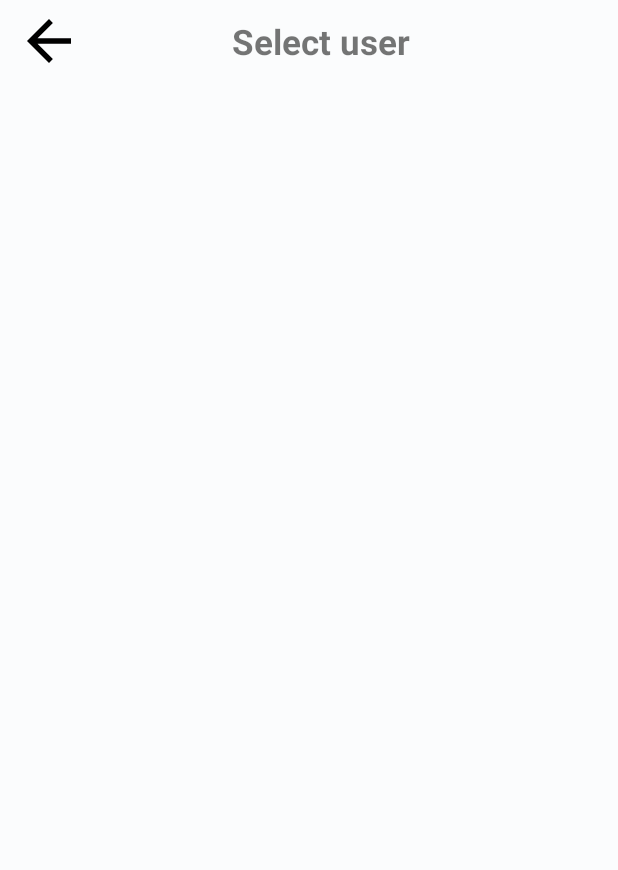
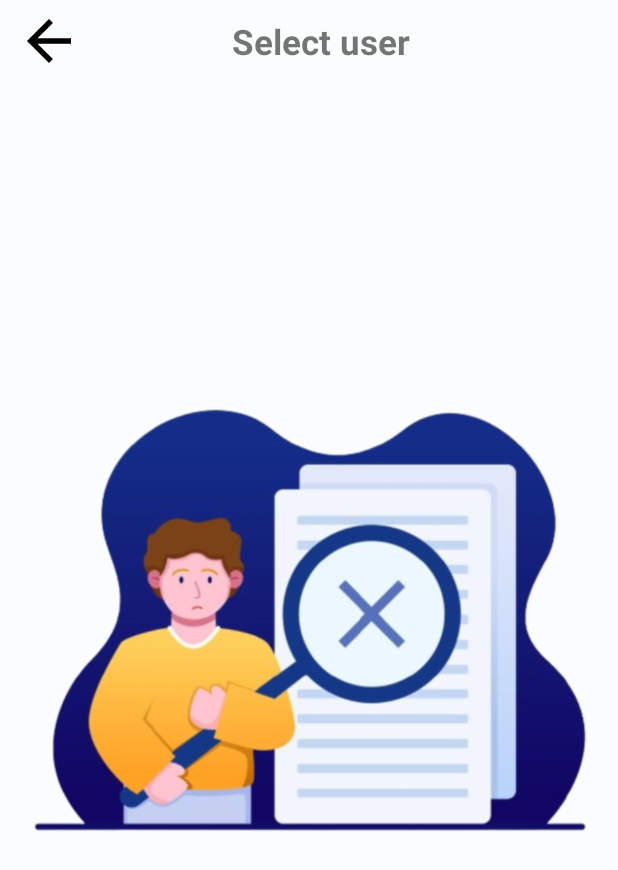
Before and after one commit to pvhung181/ChatApp, an Android app: the screen it shows after launch once a user with an empty profile is signed in (UsersActivity), after a tap on an icon or button, on a phone screen of 412 x 824 dp. Shown: the top 870 px of the screen. Run offline under Robolectric (Android 15) with nearby library versions, the phone set to English and light mode, and no system bars; our stand-ins replace Dagger/Hilt's generated code, Firebase (no records; nobody signed in at launch, a user with empty details on screens opened directly), Picasso, RxJava, sdp/ssp sizes; pictures from the network do not load; 1 other tap on this screen came first.

Commit message:
feat: display users in firestore

```diff
--- a/app/build.gradle.kts
+++ b/app/build.gradle.kts
@@ -61,8 +61,8 @@ dependencies {
     implementation("com.google.firebase:firebase-analytics:21.6.1")
 
     //cometchat
-    implementation("com.cometchat:chat-sdk-android:4.0.5")
-    implementation("com.cometchat:chat-uikit-android:4.2.2")
+//    implementation("com.cometchat:chat-sdk-android:4.0.5")
+//    implementation("com.cometchat:chat-uikit-android:4.2.2")
 
     //jbcrypt
     implementation("org.mindrot:jbcrypt:0.4")
--- a/app/src/main/java/vn/pvhung/appchat/activities/login/LoginActivity.java
+++ b/app/src/main/java/vn/pvhung/appchat/activities/login/LoginActivity.java
@@ -108,6 +108,7 @@ public class LoginActivity extends AppCompatActivity {
                                     userPreferences.putBoolean(StringConstants.IS_SIGNED_IN, true);
                                     userPreferences.putString(StringConstants.KEY_USER_NAME, doc.getString(StringConstants.KEY_USER_NAME));
                                     userPreferences.putString(StringConstants.KEY_DOCUMENT_ID, doc.getId());
+                                    userPreferences.putString(StringConstants.KEY_AVATAR, doc.getString(StringConstants.KEY_AVATAR));
                                     //userPreferences.putBoolean(StringConstants.IS_FIRST_TIME, doc.getBoolean(StringConstants.IS_FIRST_TIME, true));
 
                                     if (!Boolean.TRUE.equals(doc.getBoolean(StringConstants.IS_FIRST_TIME))) {
--- a/app/src/main/java/vn/pvhung/appchat/activities/users/UsersActivity.java
+++ b/app/src/main/java/vn/pvhung/appchat/activities/users/UsersActivity.java
@@ -3,20 +3,42 @@ package vn.pvhung.appchat.activities.users;
 import androidx.appcompat.app.AppCompatActivity;
 
 import android.os.Bundle;
+import android.view.View;
 
-import vn.pvhung.appchat.R;
+import com.google.firebase.firestore.FirebaseFirestore;
+
+import java.util.ArrayList;
+import java.util.List;
+
+import vn.pvhung.appchat.adapters.UsersAdapter;
+import vn.pvhung.appchat.constants.StringConstants;
 import vn.pvhung.appchat.databinding.ActivityUsersBinding;
+import vn.pvhung.appchat.models.User;
+import vn.pvhung.appchat.util.preferenceManager.UserPreferenceManager;
 
 public class UsersActivity extends AppCompatActivity {
 
     ActivityUsersBinding binding;
+    UserPreferenceManager userPreferenceManager;
 
     @Override
     protected void onCreate(Bundle savedInstanceState) {
         super.onCreate(savedInstanceState);
         binding = ActivityUsersBinding.inflate(getLayoutInflater());
+        userPreferenceManager = new UserPreferenceManager(getApplicationContext());
+        binding.notFound.setVisibility(View.INVISIBLE);
         setContentView(binding.getRoot());
         setListeners();
+        getAllUsers();
+    }
+
+    private void loading(boolean isLoading) {
+        if(isLoading)  binding.loadingProgressBar.setVisibility(View.VISIBLE);
+        else binding.loadingProgressBar.setVisibility(View.INVISIBLE);
+    }
+
+    private void showNotFound() {
+        binding.notFound.setVisibility(View.VISIBLE);
     }
 
     private void setListeners() {
@@ -25,5 +47,37 @@ public class UsersActivity extends AppCompatActivity {
         });
     }
 
+    private void getAllUsers() {
+        loading(true);
+        List<User> result = new ArrayList<>();
+        FirebaseFirestore.getInstance().collection(StringConstants.KEY_COLLECTIONS_USER)
+                .get()
+                .addOnCompleteListener(task -> {
+                    String currentUserId = userPreferenceManager.getString(StringConstants.KEY_DOCUMENT_ID);
+                   if(task.isSuccessful() && task.getResult() != null) {
+                       task.getResult().getDocuments().forEach(val -> {
+                           if(!val.getId().equals(currentUserId)) {
+                               User user = new User();
+                               user.setDisplayName(val.getString(StringConstants.KEY_DISPLAY_NAME));
+                               user.setUsername(val.getString(StringConstants.KEY_USER_NAME));
+                               user.setImage(val.getString(StringConstants.KEY_AVATAR));
+                               user.setToken(val.getString(StringConstants.KEY_FCM_TOKEN));
+
+                               result.add(user);
+                           }
+                       });
+                   }
+                   loading(false);
+                   if(!result.isEmpty()) {
+                       UsersAdapter usersAdapter = new UsersAdapter(result);
+                       binding.listUser.setAdapter(usersAdapter);
+                   }
+                   else {
+                       showNotFound();
+                   }
+
+
+                });
+    }
 
 }
--- a/app/src/main/res/drawable/background_image.xml
+++ b/app/src/main/res/drawable/background_image.xml
@@ -1,5 +1,5 @@
 <?xml version="1.0" encoding="utf-8"?>
 <shape xmlns:android="http://schemas.android.com/apk/res/android"
     android:shape="oval">
-    <solid android:color="@color/colorPrimary"/>
+    <solid android:color="@color/md_theme_light_primary"/>
 </shape>
--- a/app/src/main/res/layout/activity_users.xml
+++ b/app/src/main/res/layout/activity_users.xml
@@ -16,6 +16,14 @@
         android:layout_marginTop="@dimen/_4sdp"
         app:layout_constraintStart_toStartOf="parent"
         app:layout_constraintTop_toTopOf="parent"
+        />
+
+    <androidx.appcompat.widget.AppCompatImageView
+        android:id="@+id/not_found"
+        android:layout_width="match_parent"
+        android:layout_height="match_parent"
+        android:src="@drawable/not_found"
+        android:visibility="invisible"
         />
 
     <ProgressBar
@@ -45,6 +53,9 @@
     <androidx.recyclerview.widget.RecyclerView
         android:id="@+id/list_user"
         android:layout_width="match_parent"
+        android:overScrollMode="never"
+        android:orientation="vertical"
+        app:layoutManager="androidx.recyclerview.widget.LinearLayoutManager"
         android:layout_height="wrap_content"
         android:padding="@dimen/_16sdp"
         app:layout_constraintTop_toBottomOf="@+id/back_btn"
```
Also changed, not shown: app/src/main/java/vn/pvhung/appchat/HChatApplication.java (+0 -66 lines), app/src/main/java/vn/pvhung/appchat/MainActivity.java (+2 -5 lines), app/src/main/java/vn/pvhung/appchat/adapters/UsersAdapter.java (+16 -28 lines), app/src/main/java/vn/pvhung/appchat/models/User.java (+13 -11 lines), app/src/main/res/drawable/not_found.png (added).
